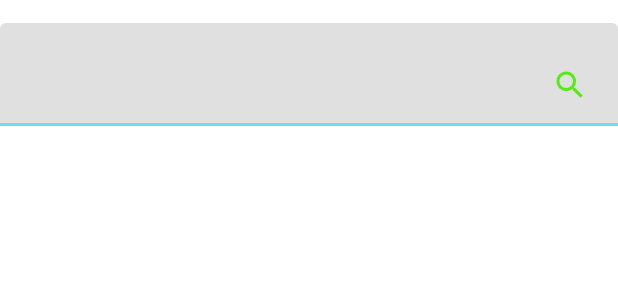
After one commit to souravnoobcoder/CoronaTracker, an Android app: the layout activity_search_handle.xml on its own in the app's theme, with its tools: preview values and no code run, on a phone screen of 412 x 824 dp. The commit adds this screen. Shown: the top 300 px of the screen. Run offline under Robolectric (Android 15) with nearby library versions, the phone set to English and light mode, and no system bars; Roboto replaces fonts that are not available here.

Commit message:
added searching of countries

```diff
--- a/app/src/main/java/com/example/coronatracker/Adapters/countryAdapter.java
+++ b/app/src/main/java/com/example/coronatracker/Adapters/countryAdapter.java
@@ -18,6 +18,7 @@ import com.example.coronatracker.R;
 import com.google.android.material.card.MaterialCardView;
 import com.squareup.picasso.Picasso;
 
+import java.util.ArrayList;
 import java.util.List;
 
 
@@ -25,6 +26,10 @@ import java.util.List;
 public class countryAdapter extends RecyclerView.Adapter<countryAdapter.viewHold> {
     boolean expanded=false;
     List<Root> list;
+    public void update(List<Root> updatedRootList){
+        this.list=updatedRootList;
+        notifyDataSetChanged();
+    }
     public countryAdapter(List<Root> list) {
         this.list = list;
     }
@@ -86,6 +91,7 @@ public class countryAdapter extends RecyclerView.Adapter<countryAdapter.viewHold
         criticalCases.setText(String.valueOf(data.critical));
         casesPerMillion.setText(String.valueOf(data.casesPerOneMillion));
         deathsPerMillion.setText(String.valueOf(data.deathsPerOneMillion));
+       if (data.countryInfo.flag!=null)
         Picasso.get().load(data.countryInfo.flag).noFade().resize(50, 22).into(countryFlag);
 
         box.setOnClickListener(new View.OnClickListener() {
--- a/app/src/main/res/layout/activity_main.xml
+++ b/app/src/main/res/layout/activity_main.xml
@@ -5,7 +5,7 @@
     xmlns:tools="http://schemas.android.com/tools"
     android:fitsSystemWindows="true"
     tools:appDrawers="start"
-    tools:context=".MainActivity"
+    tools:context=".Activities.MainActivity"
     android:id="@+id/drawer_Layout"
     xmlns:android="http://schemas.android.com/apk/res/android"
     xmlns:app="http://schemas.android.com/apk/res-auto">
@@ -54,8 +54,7 @@
                     android:layout_width="match_parent"
                     android:layout_height="?attr/actionBarSize"
                     app:layout_collapseMode="pin"
-                    app:menu="@menu/main_menu"
-                    app:title="Corona go" />
+                    app:menu="@menu/main_menu" />
 
             </com.google.android.material.appbar.CollapsingToolbarLayout>
 
--- /dev/null
+++ b/app/src/main/res/layout/activity_search_handle.xml
@@ -0,0 +1,29 @@
+<?xml version="1.0" encoding="utf-8"?>
+<LinearLayout xmlns:android="http://schemas.android.com/apk/res/android"
+    xmlns:app="http://schemas.android.com/apk/res-auto"
+    xmlns:tools="http://schemas.android.com/tools"
+    android:layout_width="match_parent"
+    android:layout_height="match_parent"
+    tools:context=".Activities.SearchHandle"
+    android:orientation="vertical">
+
+
+        <com.google.android.material.textfield.TextInputLayout
+            android:layout_marginTop="15dp"
+            android:layout_width="match_parent"
+            android:layout_height="wrap_content"
+            >
+            <com.google.android.material.textfield.TextInputEditText
+                android:layout_width="match_parent"
+                android:layout_height="wrap_content"
+                android:id="@+id/search_bar"
+                android:textSize="25sp"
+                android:paddingEnd="20dp"
+                android:drawableEnd="@drawable/search"/>
+        </com.google.android.material.textfield.TextInputLayout>
+    <androidx.recyclerview.widget.RecyclerView
+        android:layout_marginTop="20dp"
+        android:layout_width="match_parent"
+        android:layout_height="match_parent"
+        android:id="@+id/searched_countries"/>
+</LinearLayout>
--- a/app/src/main/res/layout/fragment_blank.xml
+++ b/app/src/main/res/layout/country_data.xml
@@ -3,7 +3,7 @@
     xmlns:tools="http://schemas.android.com/tools"
     android:layout_width="match_parent"
     android:layout_height="match_parent"
-    tools:context=".Fragments.BlankFragment">
+    tools:context=".Fragments.countriesData">
 
     <androidx.recyclerview.widget.RecyclerView
         android:layout_width="match_parent"
--- a/app/src/main/res/values/strings.xml
+++ b/app/src/main/res/values/strings.xml
@@ -9,9 +9,8 @@
     <string name="next">Next</string>
     <string name="previous">Previous</string>
 
-    <string name="hello_first_fragment">Hello first fragment</string>
-    <string name="hello_second_fragment">Hello second fragment. Arg: %1$s</string>
-    <string name="title_activity_map_feature">mapFeature</string>
     <string name="navigation_drawer_open">Open Navigation view</string>
     <string name="navigation_drawer_close">Close Navigation View</string>
+    <string name="intent_search">key</string>
+
 </resources>
```
Also changed, not shown: app/src/main/AndroidManifest.xml (+8 -3 lines), app/src/main/java/com/example/coronatracker/Activities/MainActivity.java (renamed from app/src/main/java/com/example/coronatracker/MainActivity.java, +43 -9 lines), app/src/main/java/com/example/coronatracker/Activities/SearchHandle.java (added, +75 -0 lines), app/src/main/java/com/example/coronatracker/Fragments/countriesData.java (renamed from app/src/main/java/com/example/coronatracker/Fragments/BlankFragment.java, +3 -6 lines), app/src/main/java/com/example/coronatracker/map.java (deleted, +0 -14 lines), app/src/main/res/layout/activity_map.xml (deleted, +0 -9 lines).
